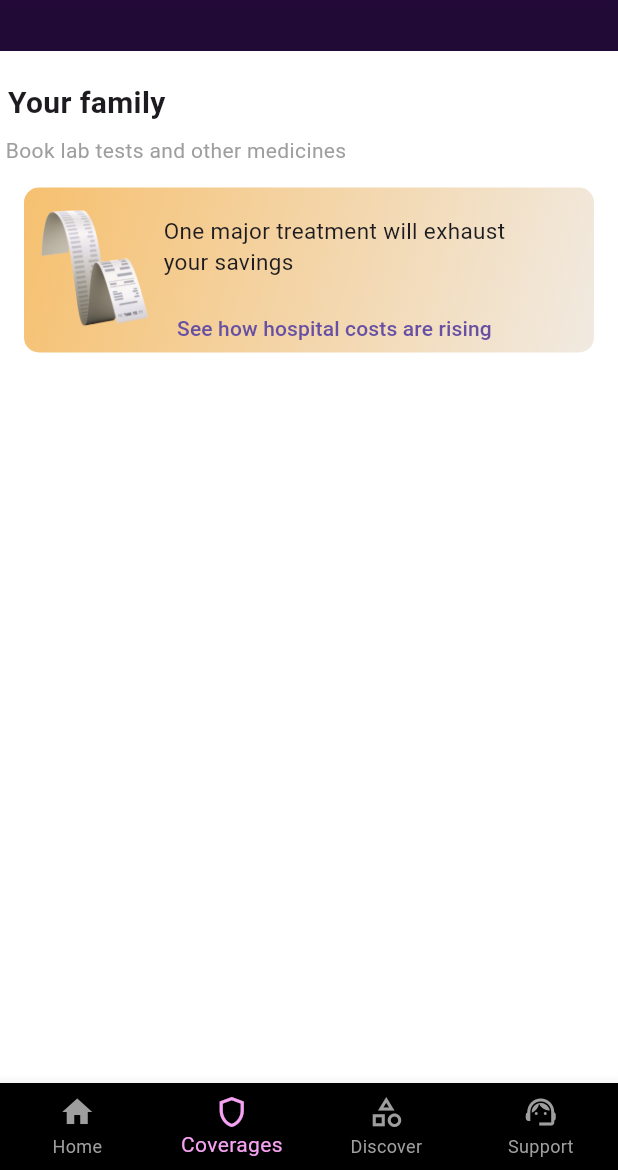
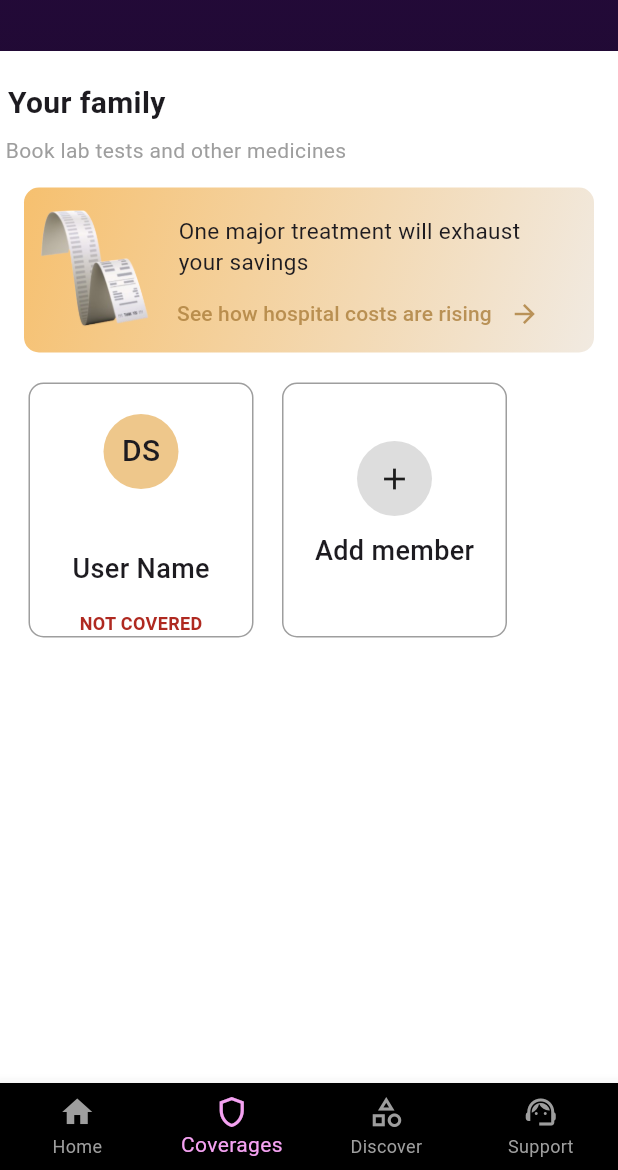
Before and after one commit to denilshaji2k/acko-clone, a Flutter app: the HomeView screen opened directly, item 2 of the bottom bar chosen, on a phone screen of 412 x 824 dp, the part 66-1236 px from its top. Run offline on Flutter 3.47's test engine with Material 3 defaults, Android fonts, the phone set to English and light mode, and no system bars; our stand-ins replace flutter_svg; Roboto replaces fonts that are missing (poppins).

Commit message:
coverages view add member

```diff
--- a/lib/view/navbar/coverages_view.dart
+++ b/lib/view/navbar/coverages_view.dart
@@ -114,15 +114,127 @@ class CoveragesView extends StatelessWidget {
                                     fontFamily: 'poppins',
                                     fontWeight: FontWeight.w400,
                                   )),
-                              const SizedBox(height: 10),
-                              TextButton(
-                                  onPressed: () {},
-                                  child:  const Text('See how hospital costs are rising'))
+                              Row(
+                                children: [
+                                  TextButton(
+                                    onPressed: () {},
+                                    child: const Text(
+                                      'See how hospital costs are rising',
+                                      style: TextStyle(
+                                        fontSize: 14,
+                                        color:
+                                            Color.fromARGB(207, 172, 127, 60),
+                                      ),
+                                    ),
+                                  ),
+                                  const Icon(Icons.arrow_forward,
+                                      size: 20,
+                                      color: Color.fromARGB(207, 172, 127, 60)),
+                                ],
+                              ),
                             ],
-
-                          )
+                          ),
                         ],
                       ),
+                    ),
+                    const SizedBox(height: 20),
+                    //end of bill container
+                    Row(
+                      children: [
+                        const SizedBox(
+                          width: 19,
+                        ),
+                        Container(
+                          height: 170,
+                          width: 150,
+                          decoration: BoxDecoration(
+                            borderRadius: BorderRadius.circular(10),
+                            border: Border.all(color: Colors.grey),
+                          ),
+                          child: Column(
+                            children: [
+                              const SizedBox(height: 20),
+                              Center(
+                                child: Container(
+                                  height: 50,
+                                  width: 50,
+                                  decoration: BoxDecoration(
+                                    borderRadius: BorderRadius.circular(90),
+                                    color: const Color.fromARGB(
+                                        255, 238, 199, 139),
+                                  ),
+                                  child: const Center(
+                                    child: Text('DS',
+                                        style: TextStyle(
+                                          fontSize: 20,
+                                          fontWeight: FontWeight.w500,
+                                        )),
+                                  ),
+                                ),
+                              ),
+                              const SizedBox(
+                                height: 40,
+                              ),
+                              const Text(
+                                'User Name',
+                                style: TextStyle(
+                                  fontSize: 18,
+                                  fontWeight: FontWeight.w500,
+                                ),
+                              ),
+                              const Spacer(),
+                              const Text(
+                                'NOT COVERED',
+                                style: TextStyle(
+                                  fontSize: 12,
+                                  color: Color.fromARGB(255, 175, 41, 32),
+                                  fontWeight: FontWeight.bold,
+                                ),
+                              )
+                            ],
+                          ),
+                        ),
+                        const SizedBox(width: 19),
+                        Container(
+                          height: 170,
+                          width: 150,
+                          decoration: BoxDecoration(
+                            borderRadius: BorderRadius.circular(10),
+                            border: Border.all(color: Colors.grey),
+                          ),
+                          child: Column(
+                            children: [
+                              const SizedBox(height: 38),
+                              Center(
+                                child: Container(
+                                  height: 50,
+                                  width: 50,
+                                  decoration: BoxDecoration(
+                                    borderRadius: BorderRadius.circular(90),
+                                    color: const Color.fromARGB(
+                                        255, 221, 221, 221),
+                                  ),
+                                  child: const Center(
+                                      child: Icon(
+                                    Icons.add,
+                                  )),
+                                ),
+                              ),
+                              const SizedBox(
+                                height: 10,
+                              ),
+                              const Text(
+                                'Add member',
+                                style: TextStyle(
+                                  fontSize: 18,
+                                  fontWeight: FontWeight.w500,
+                                ),
+                              ),
+                              const Spacer(),
+                            ],
+                          ),
+                        ),
+                      ],
                     ),
                   ],
                 ),
```
